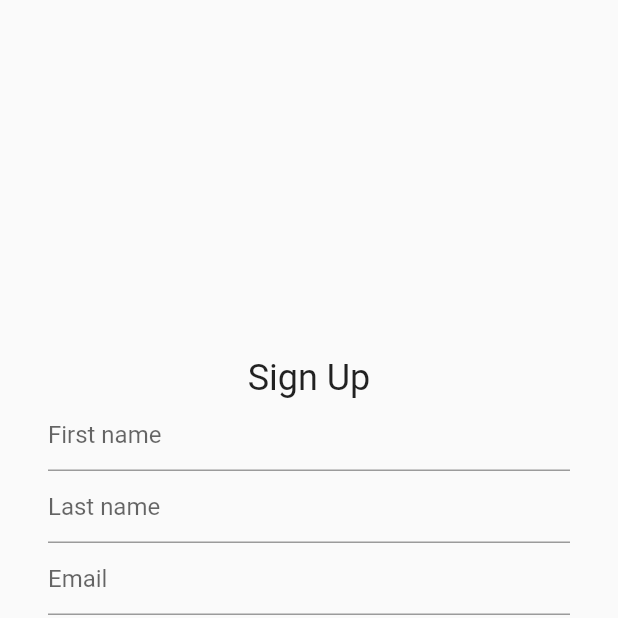
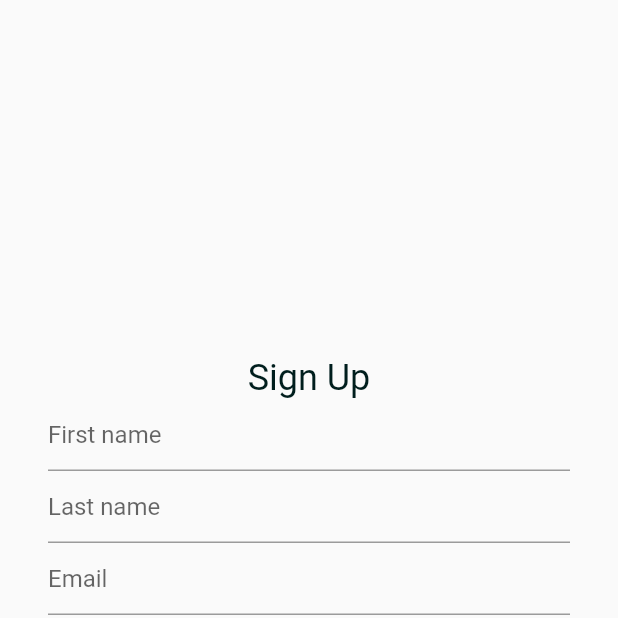
Before and after one commit to garthendrich/Teodou, a Flutter app: the screen it shows after launch, after a tap on "Create an account", on a phone screen of 412 x 824 dp, the top half of it. Run offline on Flutter 3.47's test engine with Material 2 defaults, Android fonts, the phone set to English and light mode, and no system bars; our stand-ins replace cloud_firestore, firebase_auth, firebase_core; accounts and stored records are empty.

Commit message:
feat: add more theme properties

```diff
--- a/lib/main.dart
+++ b/lib/main.dart
@@ -31,7 +31,10 @@ class SharedToDoApp extends StatelessWidget {
         initialRoute: "/",
         routes: {"/": (context) => const AuthWrapper()},
         theme: ThemeData(
-          primarySwatch: const MaterialColor(0xFF004643, {
+          colorScheme: ColorScheme.fromSwatch(
+            primarySwatch: const MaterialColor(
+              0xFF004643,
+              {
                 50: Color(0xFFe6edec),
                 100: Color(0xFFccdad9),
                 200: Color(0xFF99b5b4),
@@ -42,7 +45,14 @@ class SharedToDoApp extends StatelessWidget {
                 700: Color(0xFF002a28),
                 800: Color(0xFF001c1b),
                 900: Color(0xFF000e0d),
-          }),
+              },
+            ),
+            accentColor: const Color(0xFFABD1C6),
+          ),
+          textTheme: Theme.of(context).textTheme.apply(
+                displayColor: const Color(0xFF001E1D),
+                bodyColor: const Color(0xFF001E1D),
+              ),
         ),
       ),
     );
```
Lines whose indentation alone changed are shown as unchanged.
